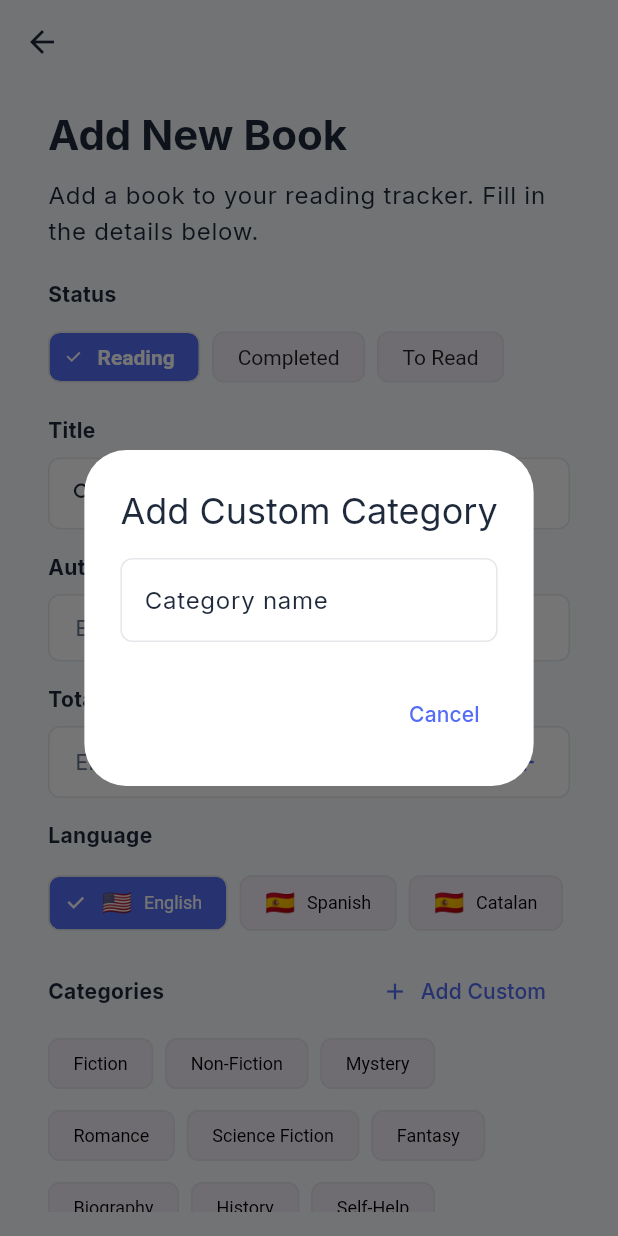
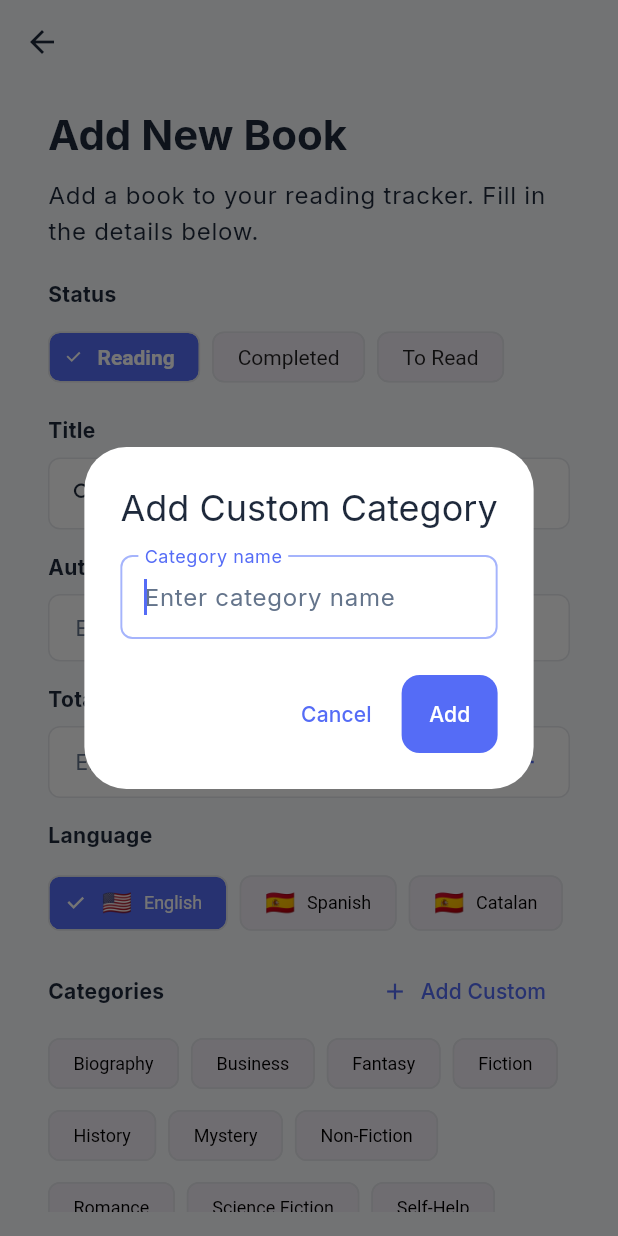
Before and after one commit to JordiiVidal/read-snap-app, a Flutter app: the BookCreatePage screen opened directly, after a tap on "Reading", after a tap on "🇺🇸", after a tap on "Add Custom", on a phone screen of 412 x 824 dp. Run offline on Flutter 3.47's test engine with Material 3 defaults, Android fonts, the phone set to English and light mode, and no system bars; our stand-ins replace flutter_riverpod, freezed_annotation, google_fonts, sqflite; accounts and stored records are empty; statements that could not run were skipped.

Commit message:
category presentation

```diff
--- a/lib/core/di/injection_container.dart
+++ b/lib/core/di/injection_container.dart
@@ -15,6 +15,7 @@ import 'package:sqflite/sqflite.dart';
 final databaseProvider = FutureProvider<Database>((ref) async {
   DatabaseHelper.registerTableCreation(createBookTable);
   DatabaseHelper.registerTableCreation(createSessionTable);
+  DatabaseHelper.registerTableCreation(createCategoryTable);
   final dbHelper = DatabaseHelper();
   return await dbHelper.database;
 });
@@ -67,9 +68,7 @@ final categoryRepositoryProvider = Provider<CategoryRepository>((ref) {
   if (database == null) {
     throw Exception('Database not initialized for CategoryRepository');
   }
-  final repo = CategoryRepositoryImpl(database);
-  CategorySeed.seedCategories(repo);
-  return repo;
+  return CategoryRepositoryImpl(database);
 });
 
 /* ============================================================ */
--- a/lib/features/book/data/mappers/google_books_mapper.dart
+++ b/lib/features/book/data/mappers/google_books_mapper.dart
@@ -31,6 +31,7 @@ class GoogleBooksMapper {
     final now = DateTime.now();
 
     List<String> finalCategories = [];
+
     if (categories.isNotEmpty) {
       try {
         finalCategories = await findCategoriesUseCase.call(categories);
--- a/lib/features/book/presentation/widgets/book_selector_category.dart
+++ /dev/null
@@ -1,75 +0,0 @@
-import 'package:flutter/material.dart';
-import 'package:read_snap/shared/widgets/selectors/selectors.dart';
-
-class BookSelectorCategory extends StatelessWidget {
-  final List<String>? selectedCategories;
-  final ValueChanged<List<String>> onCategoriesChanged;
-
-  static const List<String> commonBookCategories = [
-    'Fiction',
-    'Non-Fiction',
-    'Mystery',
-    'Romance',
-    'Science Fiction',
-    'Fantasy',
-    'Biography',
-    'History',
-    'Self-Help',
-    'Business',
-  ];
-
-  const BookSelectorCategory({
-    super.key,
-    required this.selectedCategories,
-    required this.onCategoriesChanged,
-  });
-
-  void _showAddCustomCategoryDialog(BuildContext context) {
-    showDialog(
-      context: context,
-      builder: (context) => AlertDialog(
-        title: const Text('Add Custom Category'),
-        content: TextField(
-          decoration: const InputDecoration(
-            labelText: 'Category name',
-            hintText: 'Enter category name',
-          ),
-          onSubmitted: (value) {
-            if (value.isNotEmpty) {
-              final newCategories = List<String>.from(selectedCategories ?? []);
-              if (!newCategories.contains(value)) {
-                newCategories.add(value);
-                onCategoriesChanged(newCategories);
-              }
-              Navigator.pop(context);
-            }
-          },
-        ),
-        actions: [
-          TextButton(
-            onPressed: () => Navigator.pop(context),
-            child: const Text('Cancel'),
-          ),
-        ],
-      ),
-    );
-  }
-
-  @override
-  Widget build(BuildContext context) {
-    // Combinar categorías comunes con las seleccionadas personalizadas
-    final allCategories = <String>{
-      ...commonBookCategories,
-      ...(selectedCategories ?? []),
-    }.toList();
-
-    return MultiSelector(
-      label: 'Categories',
-      items: allCategories,
-      selectedItems: selectedCategories ?? [],
-      onSelectionChanged: onCategoriesChanged,
-      allowCustom: true,
-      onAddCustom: () => _showAddCustomCategoryDialog(context),
-    );
-  }
-}
--- a/lib/features/book/presentation/widgets/forms/book_form_create.dart
+++ b/lib/features/book/presentation/widgets/forms/book_form_create.dart
@@ -4,7 +4,7 @@ import 'package:read_snap/features/book/domain/domain.dart';
 import 'package:read_snap/features/book/presentation/notifiers/book_create_notifier.dart';
 import 'package:read_snap/features/book/presentation/providers/book_list_selectors_provider.dart';
 import 'package:read_snap/features/book/presentation/widgets/book_search_delegate.dart';
-import 'package:read_snap/features/book/presentation/widgets/book_selector_category.dart';
+import 'package:read_snap/features/category/presentation/widgets/category_selector.dart';
 import 'package:read_snap/shared/widgets/forms/forms.dart';
 import 'package:read_snap/shared/widgets/selectors/selectors.dart';
 
@@ -174,7 +174,7 @@ class _BookFormCreateState extends ConsumerState<BookFormCreate> {
           }, selectedLanguage: bookState.language),
 
           // Categories Selector
-          BookSelectorCategory(
+          CategorySelector(
             selectedCategories: bookState.categories,
             onCategoriesChanged: (categories) {
               FocusScope.of(context).unfocus();
--- a/lib/features/category/data/mappers/category_mapper.dart
+++ b/lib/features/category/data/mappers/category_mapper.dart
@@ -17,7 +17,7 @@ class CategoryMapper {
     return {
       id: entity.id,
       name: entity.name,
-      selectedByUser: entity.selectedByUser,
+      selectedByUser: entity.selectedByUser ? 1 : 0,
       iconEmoji: entity.iconEmoji,
       aliases: jsonEncode(entity.aliases),
       createdAt: entity.createdAt.millisecondsSinceEpoch,
@@ -38,7 +38,7 @@ class CategoryMapper {
     return CategoryEntity(
       id: map[id],
       name: map[name],
-      selectedByUser: map[selectedByUser],
+      selectedByUser: map[selectedByUser] == 1,
       iconEmoji: map[iconEmoji],
       aliases: parsedAliases,
       createdAt: DateTime.fromMillisecondsSinceEpoch(map[createdAt]),
--- /dev/null
+++ b/lib/features/category/presentation/notifiers/category_list_notifier.dart
@@ -0,0 +1,60 @@
+import 'package:flutter_riverpod/flutter_riverpod.dart';
+import 'package:read_snap/core/di/injection_container.dart';
+import 'package:read_snap/features/category/data/data.dart';
+import 'package:read_snap/features/category/domain/domain.dart';
+import 'package:uuid/uuid.dart';
+
+final categoryListNotifierProvider =
+    AsyncNotifierProvider<CategoryListNotifier, List<CategoryEntity>>(
+      CategoryListNotifier.new,
+    );
+
+class CategoryListNotifier extends AsyncNotifier<List<CategoryEntity>> {
+  late final GetCategoriesUseCase _getCategoriesUseCase;
+  late final CreateCategoryUseCase _createCategoryUseCase;
+  late final CategoryRepository _categoryRepository;
+
+  @override
+  Future<List<CategoryEntity>> build() async {
+    _getCategoriesUseCase = ref.read(getCategoriesUseCaseProvider);
+    _createCategoryUseCase = ref.read(createCategoryUseCaseProvider);
+    _categoryRepository = ref.read(categoryRepositoryProvider);
+
+    await CategorySeed.seedCategories(_categoryRepository);
+
+    return await _getCategoriesUseCase.call();
+  }
+
+  List<String> get allCategoryNames {
+    return state.valueOrNull?.map((cat) => cat.name).toList() ?? [];
+  }
+
+  Future<void> addCustomCategory(String name, {String? iconEmoji}) async {
+    state = const AsyncValue.loading();
+
+    state = await AsyncValue.guard(() async {
+      final existing = await _categoryRepository.getCategoryByName(name);
+      if (existing != null) {
+        throw Exception('Category "$name" already exists');
+      }
+
+      final newCategory = CategoryEntity(
+        id: const Uuid().v4(),
+        name: name,
+        selectedByUser: false,
+        iconEmoji: iconEmoji,
+        aliases: [],
+        createdAt: DateTime.now(),
+        updatedAt: DateTime.now(),
+      );
+
+      await _createCategoryUseCase.call(newCategory);
+      return await _getCategoriesUseCase.call();
+    });
+  }
+
+  Future<void> refresh() async {
+    state = const AsyncValue.loading();
+    state = await AsyncValue.guard(() => _getCategoriesUseCase.call());
+  }
+}
--- /dev/null
+++ b/lib/features/category/presentation/widgets/category_selector.dart
@@ -0,0 +1,100 @@
+import 'package:flutter/material.dart';
+import 'package:flutter_riverpod/flutter_riverpod.dart';
+import 'package:read_snap/features/category/presentation/notifiers/category_list_notifier.dart';
+import 'package:read_snap/shared/widgets/selectors/selectors.dart';
+
+class CategorySelector extends ConsumerWidget {
+  final List<String>? selectedCategories;
+  final ValueChanged<List<String>> onCategoriesChanged;
+  final bool allowCustom;
+  final String? label;
+
+  const CategorySelector({
+    super.key,
+    required this.selectedCategories,
+    required this.onCategoriesChanged,
+    this.allowCustom = true,
+    this.label = 'Categories',
+  });
+
+  void _showAddCustomCategoryDialog(BuildContext context, WidgetRef ref) {
+    final textController = TextEditingController();
+
+    showDialog(
+      context: context,
+      builder: (context) => AlertDialog(
+        title: const Text('Add Custom Category'),
+        content: TextField(
+          controller: textController,
+          decoration: const InputDecoration(
+            labelText: 'Category name',
+            hintText: 'Enter category name',
+          ),
+          textCapitalization: TextCapitalization.words,
+          autofocus: true,
+        ),
+        actions: [
+          TextButton(
+            onPressed: () => Navigator.pop(context),
+            child: const Text('Cancel'),
+          ),
+          FilledButton(
+            onPressed: () async {
+              final name = textController.text.trim();
+              if (name.isEmpty) return;
+
+              try {
+                await ref
+                    .read(categoryListNotifierProvider.notifier)
+                    .addCustomCategory(name);
+
+                final newCategories = List<String>.from(
+                  selectedCategories ?? [],
+                );
+                if (!newCategories.contains(name)) {
+                  newCategories.add(name);
+                  onCategoriesChanged(newCategories);
+                }
+
+                if (context.mounted) {
+                  Navigator.pop(context);
+                }
+              } catch (e) {
+                if (context.mounted) {
+                  ScaffoldMessenger.of(
+                    context,
+                  ).showSnackBar(SnackBar(content: Text(e.toString())));
+                }
+              }
+            },
+            child: const Text('Add'),
+          ),
+        ],
+      ),
+    );
+  }
+
+  @override
+  Widget build(BuildContext context, WidgetRef ref) {
+    final categoriesAsync = ref.watch(categoryListNotifierProvider);
+
+    return categoriesAsync.when(
+      data: (categories) {
+        final categoryNames = categories.map((cat) => cat.name).toList();
+
+        return MultiSelector(
+          label: 'Categories',
+          items: categoryNames,
+          selectedItems: selectedCategories ?? [],
+          onSelectionChanged: onCategoriesChanged,
+          allowCustom: allowCustom,
+          onAddCustom: allowCustom
+              ? () => _showAddCustomCategoryDialog(context, ref)
+              : null,
+        );
+      },
+      loading: () => const Center(child: CircularProgressIndicator()),
+      error: (error, stack) => Text('Error loading categories: $error'),
+    );
+  }
+}
```
Also changed, not shown: lib/core/database/database_helper.dart (+21 -1 lines).
